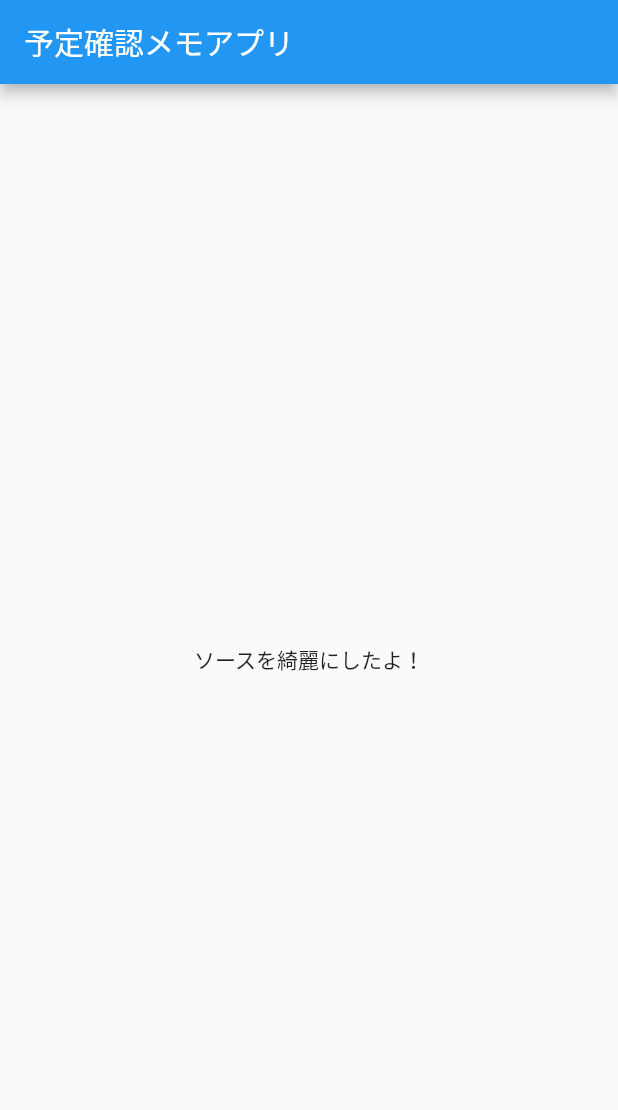
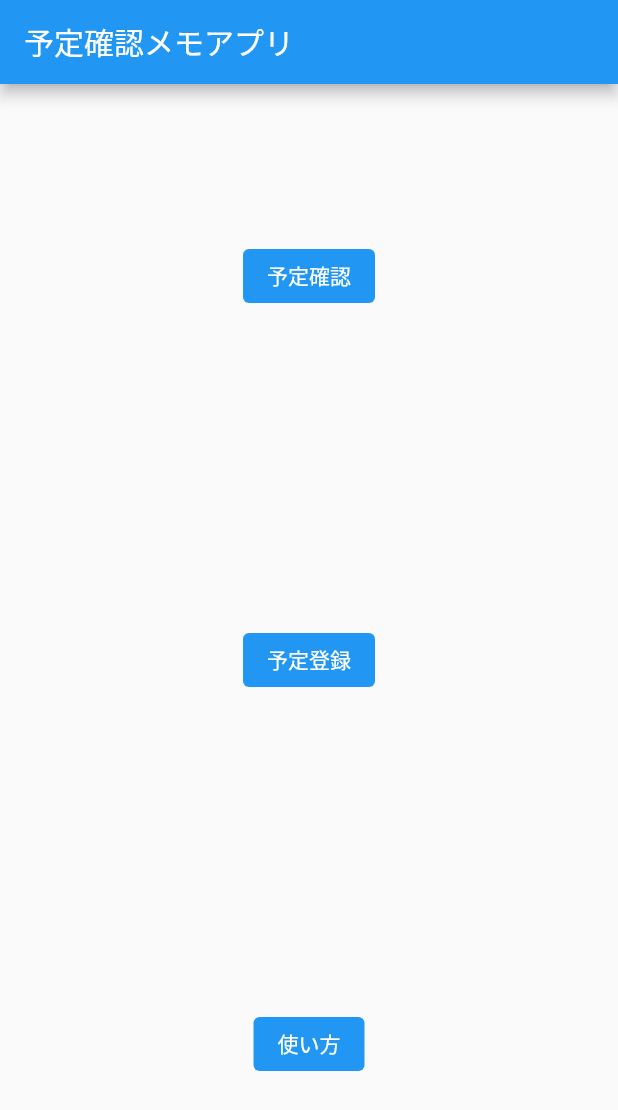
Before and after one commit to favopg/flutter_memo, a Flutter app: the screen it shows after launch, on a phone screen of 412 x 824 dp. Shown: the top 1110 px of the screen. Run offline on Flutter 3.47's test engine with Material 2 defaults, Android fonts, the phone set to English and light mode, and no system bars.

Commit message:
'#3対応'

```diff
--- a/app/lib/main.dart
+++ b/app/lib/main.dart
@@ -14,8 +14,37 @@ class AppMemo extends StatelessWidget {
         appBar: AppBar(
           title: const Text("予定確認メモアプリ"),
         ),
-        body: const Center(
-          child: Text("ソースを綺麗にしたよ！"),
+        body: Center(
+          child: Column(
+            //mainAxisAlignment: MainAxisAlignment.center,
+            mainAxisAlignment: MainAxisAlignment.spaceAround,
+            children: <Widget>[
+              ElevatedButton(
+                  onPressed: null,
+                  style: ButtonStyle(
+                    backgroundColor: MaterialStateProperty.all(Colors.blue),
+                    foregroundColor: MaterialStateProperty.all(Colors.white)
+                  ),
+                child: const Text("予定確認"),
+              ),
+              ElevatedButton(
+                onPressed: null,
+                style: ButtonStyle(
+                    backgroundColor: MaterialStateProperty.all(Colors.blue),
+                    foregroundColor: MaterialStateProperty.all(Colors.white)
+                ),
+                child: const Text("予定登録"),
+              ),
+              ElevatedButton(
+                onPressed: null,
+                style: ButtonStyle(
+                    backgroundColor: MaterialStateProperty.all(Colors.blue),
+                    foregroundColor: MaterialStateProperty.all(Colors.white)
+                ),
+                child: const Text("使い方"),
+              ),
+            ],
+          ),
         ),
       ),
     );
```
